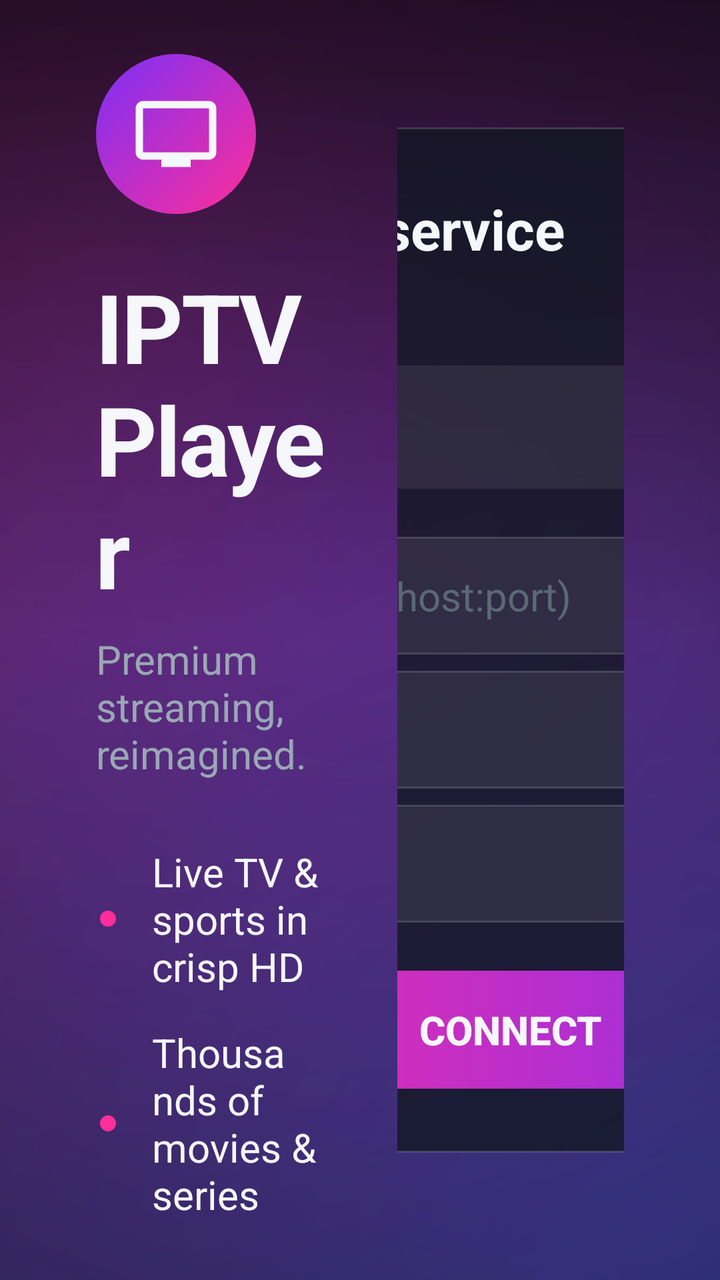
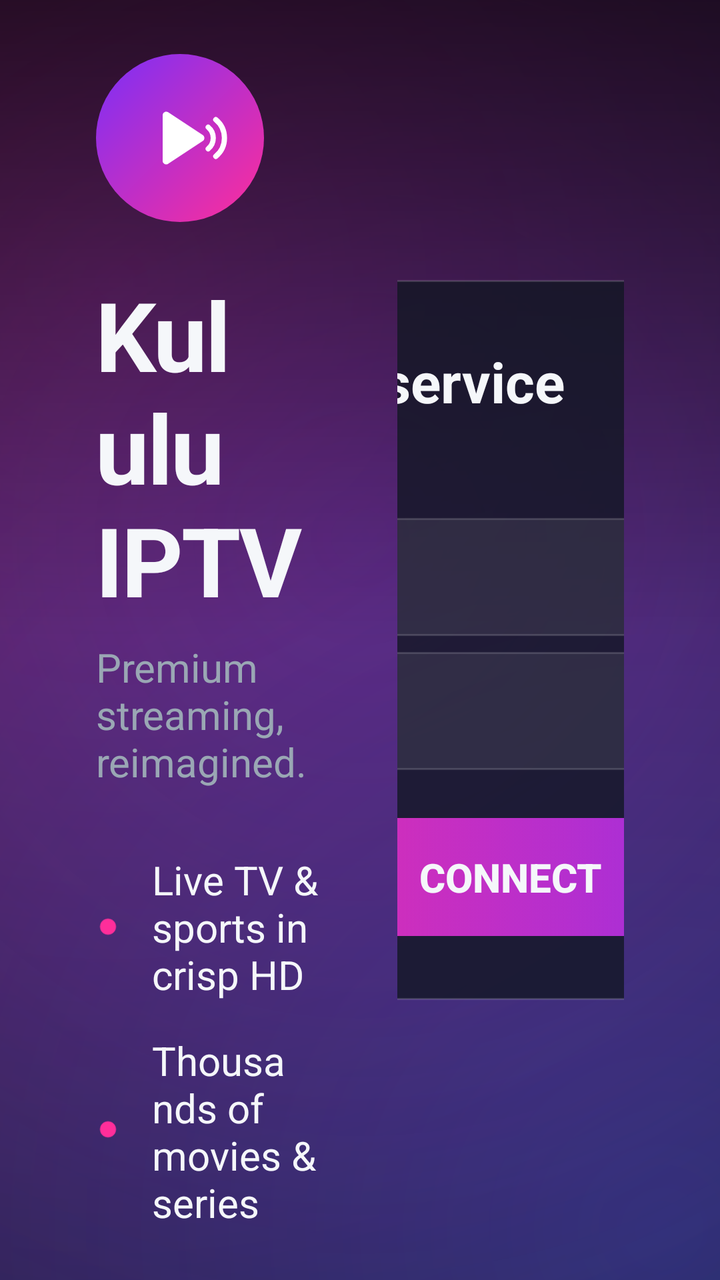

Before-and-after screenshots of an Android layout around one commit, followed by the original layout XML and the change that was made.
<!-- AndroidManifest.xml: application theme Theme.IptvPlayer -->
<!-- res/layout/activity_login.xml -->
<?xml version="1.0" encoding="utf-8"?>
<FrameLayout xmlns:android="http://schemas.android.com/apk/res/android"
    android:layout_width="match_parent"
    android:layout_height="match_parent"
    android:background="@drawable/bg_login_aurora">

    <LinearLayout
        android:layout_width="match_parent"
        android:layout_height="match_parent"
        android:orientation="horizontal"
        android:gravity="center_vertical"
        android:paddingHorizontal="@dimen/safe_area_h"
        android:paddingVertical="@dimen/safe_area_v">

        
        <LinearLayout
            android:layout_width="0dp"
            android:layout_height="wrap_content"
            android:layout_weight="1.05"
            android:orientation="vertical"
            android:layout_marginEnd="@dimen/space_xl">

            <ImageView
                android:layout_width="80dp"
                android:layout_height="80dp"
                android:background="@drawable/bg_logo_badge"
                android:padding="18dp"
                android:src="@drawable/ic_tv"
                android:tint="@color/text_primary"
                android:contentDescription="@string/app_name" />

            <TextView
                android:layout_width="wrap_content"
                android:layout_height="wrap_content"
                android:text="@string/app_name"
                android:textColor="@color/text_primary"
                android:textSize="48sp"
                android:textStyle="bold"
                android:letterSpacing="-0.02"
                android:layout_marginTop="@dimen/space_l" />

            <TextView
                android:layout_width="wrap_content"
                android:layout_height="wrap_content"
                android:text="@string/app_tagline"
                android:textColor="@color/text_secondary"
                android:textSize="@dimen/text_body"
                android:layout_marginTop="@dimen/space_s" />

            
            <LinearLayout
                android:layout_width="wrap_content"
                android:layout_height="wrap_content"
                android:orientation="vertical"
                android:layout_marginTop="@dimen/space_xl">

                <TextView
                    style="@style/Widget.Iptv.Feature"
                    android:text="@string/feature_live" />

                <TextView
                    style="@style/Widget.Iptv.Feature"
                    android:layout_marginTop="@dimen/space_m"
                    android:text="@string/feature_vod" />

                <TextView
                    style="@style/Widget.Iptv.Feature"
                    android:layout_marginTop="@dimen/space_m"
                    android:text="@string/feature_multi" />
            </LinearLayout>
        </LinearLayout>

        
        <ScrollView
            android:layout_width="0dp"
            android:layout_height="match_parent"
            android:layout_weight="1"
            android:fillViewport="true">

            <LinearLayout
                android:layout_width="match_parent"
                android:layout_height="wrap_content"
                android:minHeight="0dp"
                android:gravity="center"
                android:orientation="vertical">

                <LinearLayout
                    android:layout_width="540dp"
                    android:layout_height="wrap_content"
                    android:orientation="vertical"
                    android:background="@drawable/bg_glass_card"
                    android:padding="@dimen/space_xl">

                    <TextView
                        android:layout_width="wrap_content"
                        android:layout_height="wrap_content"
                        android:text="@string/login_title"
                        android:textColor="@color/text_primary"
                        android:textSize="@dimen/text_title"
                        android:textStyle="bold" />

                    <TextView
                        android:layout_width="wrap_content"
                        android:layout_height="wrap_content"
                        android:text="@string/login_subtitle"
                        android:textColor="@color/text_secondary"
                        android:textSize="@dimen/text_caption"
                        android:layout_marginTop="@dimen/space_xs"
                        android:layout_marginBottom="@dimen/space_l" />

                    
                    <LinearLayout
                        android:layout_width="match_parent"
                        android:layout_height="wrap_content"
                        android:orientation="horizontal"
                        android:background="@drawable/bg_pill_track"
                        android:padding="@dimen/space_xs"
                        android:layout_marginBottom="@dimen/space_l">

                        <TextView
                            android:id="@+id/tabXtream"
                            android:layout_width="0dp"
                            android:layout_height="wrap_content"
                            android:layout_weight="1"
                            android:gravity="center"
                            android:text="@string/tab_xtream"
                            android:textColor="@color/text_primary"
                            android:textSize="@dimen/text_caption"
                            android:padding="@dimen/space_m"
                            android:background="@drawable/bg_tab_pill"
                            android:focusable="true"
                            android:layout_marginEnd="@dimen/space_xs" />

                        <TextView
                            android:id="@+id/tabM3u"
                            android:layout_width="0dp"
                            android:layout_height="wrap_content"
                            android:layout_weight="1"
                            android:gravity="center"
                            android:text="@string/tab_m3u"
                            android:textColor="@color/text_primary"
                            android:textSize="@dimen/text_caption"
                            android:padding="@dimen/space_m"
                            android:background="@drawable/bg_tab_pill"
                            android:focusable="true" />
                    </LinearLayout>

                    
                    <LinearLayout
                        android:id="@+id/groupXtream"
                        android:layout_width="match_parent"
                        android:layout_height="wrap_content"
                        android:orientation="vertical">

                        <EditText
                            android:id="@+id/inputServer"
                            style="@style/Widget.Iptv.Input"
                            android:background="@drawable/bg_input_modern"
                            android:layout_width="match_parent"
                            android:layout_height="wrap_content"
                            android:hint="@string/hint_server"
                            android:inputType="textUri"
                            android:layout_marginBottom="@dimen/space_s"
                            android:importantForAutofill="no" />

                        <EditText
                            android:id="@+id/inputUsername"
                            style="@style/Widget.Iptv.Input"
                            android:background="@drawable/bg_input_modern"
                            android:layout_width="match_parent"
                            android:layout_height="wrap_content"
                            android:hint="@string/hint_username"
                            android:inputType="text"
                            android:layout_marginBottom="@dimen/space_s"
                            android:importantForAutofill="no" />

                        <EditText
                            android:id="@+id/inputPassword"
                            style="@style/Widget.Iptv.Input"
                            android:background="@drawable/bg_input_modern"
                            android:layout_width="match_parent"
                            android:layout_height="wrap_content"
                            android:hint="@string/hint_password"
                            android:inputType="textPassword"
                            android:importantForAutofill="no" />
                    </LinearLayout>

                    
                    <LinearLayout
                        android:id="@+id/groupM3u"
                        android:layout_width="match_parent"
                        android:layout_height="wrap_content"
                        android:orientation="vertical"
                        android:visibility="gone">

                        <EditText
                            android:id="@+id/inputM3u"
                            style="@style/Widget.Iptv.Input"
                            android:background="@drawable/bg_input_modern"
                            android:layout_width="match_parent"
                            android:layout_height="wrap_content"
                            android:hint="@string/hint_m3u"
                            android:inputType="textUri"
                            android:importantForAutofill="no" />
                    </LinearLayout>

                    <Button
                        android:id="@+id/btnConnect"
                        style="@style/Widget.Iptv.Button"
                        android:background="@drawable/bg_button_primary"
                        android:textColor="@color/text_primary"
                        android:textStyle="bold"
                        android:layout_width="match_parent"
                        android:layout_height="wrap_content"
                        android:text="@string/action_connect"
                        android:layout_marginTop="@dimen/space_l" />

                    <ProgressBar
                        android:id="@+id/progress"
                        android:layout_width="wrap_content"
                        android:layout_height="wrap_content"
                        android:layout_gravity="center_horizontal"
                        android:layout_marginTop="@dimen/space_m"
                        android:visibility="gone" />
                </LinearLayout>
            </LinearLayout>
        </ScrollView>
    </LinearLayout>
</FrameLayout>
<!-- resources referenced by this layout -->
<resources>
  <color name="text_primary">#F5F7FA</color>
  <color name="text_secondary">#9AA7B4</color>
  <dimen name="safe_area_h">48dp</dimen>
  <dimen name="safe_area_v">27dp</dimen>
  <dimen name="space_l">24dp</dimen>
  <dimen name="space_m">16dp</dimen>
  <dimen name="space_s">8dp</dimen>
  <dimen name="space_xl">32dp</dimen>
  <dimen name="space_xs">4dp</dimen>
  <dimen name="text_body">20sp</dimen>
  <dimen name="text_caption">16sp</dimen>
  <dimen name="text_title">28sp</dimen>
  <!-- drawable bg_pill_track (drawable) -->
  <?xml version="1.0" encoding="utf-8"?>
  <shape xmlns:android="http://schemas.android.com/apk/res/android" android:shape="rectangle">
      <solid android:color="@color/glass_track" />
      <corners android:radius="14dp" />
  </shape>
  <!-- drawable bg_tab_pill (drawable) -->
  <?xml version="1.0" encoding="utf-8"?>
  <selector xmlns:android="http://schemas.android.com/apk/res/android">
      <item android:state_selected="true" android:state_focused="true">
          <shape android:shape="rectangle">
              <gradient
                  android:angle="0"
                  android:startColor="@color/brand_magenta"
                  android:endColor="@color/brand_purple" />
              <corners android:radius="12dp" />
              <stroke android:width="2dp" android:color="@color/text_primary" />
          </shape>
      </item>
      <item android:state_selected="true">
          <shape android:shape="rectangle">
              <gradient
                  android:angle="0"
                  android:startColor="@color/brand_magenta"
                  android:endColor="@color/brand_purple" />
              <corners android:radius="12dp" />
          </shape>
      </item>
      <item android:state_focused="true">
          <shape android:shape="rectangle">
              <solid android:color="@color/glass_input_focused" />
              <corners android:radius="12dp" />
              <stroke android:width="2dp" android:color="@color/brand_magenta" />
          </shape>
      </item>
      <item>
          <shape android:shape="rectangle">
              <solid android:color="@android:color/transparent" />
              <corners android:radius="12dp" />
          </shape>
      </item>
  </selector>
  <!-- drawable ic_tv (drawable) -->
  <?xml version="1.0" encoding="utf-8"?>
  <vector xmlns:android="http://schemas.android.com/apk/res/android"
      android:width="48dp"
      android:height="48dp"
      android:viewportWidth="24"
      android:viewportHeight="24"
      android:tint="@color/accent">
      <path
          android:fillColor="@android:color/white"
          android:pathData="M21,3L3,3c-1.1,0 -2,0.9 -2,2v12c0,1.1 0.9,2 2,2h5v2h8v-2h5c1.1,0 2,-0.9 2,-2L23,5c0,-1.1 -0.9,-2 -2,-2zM21,17L3,17L3,5h18v12z" />
  </vector>
  <string name="action_connect">Connect</string>
  <string name="app_name">IPTV Player</string>
  <string name="hint_m3u">M3U playlist URL</string>
  <string name="hint_password">Password</string>
  <string name="hint_server">Server URL (http://host:port)</string>
  <string name="hint_username">Username</string>
  <string name="login_title">Connect your service</string>
  <string name="tab_m3u">M3U Playlist</string>
  <string name="tab_xtream">Xtream Codes</string>
  <color name="brand_pink">#FF5FB0</color>
  <color name="brand_magenta">#FF2E9A</color>
  <color name="brand_purple">#7B2FF7</color>
  <color name="glass_card">#CC121723</color>
  <color name="glass_stroke">#26FFFFFF</color>
  <color name="glass_input_focused">#24FFFFFF</color>
  <color name="glass_input">#14FFFFFF</color>
  <color name="brand_cinematic">#07090F</color>
  <color name="glass_track">#14FFFFFF</color>
  <color name="accent">#3DA9FC</color>
  <color name="text_muted">#5B6877</color>
  <color name="bg_root">#0E1116</color>
  <dimen name="card_radius">10dp</dimen>
  <dimen name="focus_stroke">2dp</dimen>
  <color name="accent_dim">#1E5F8C</color>
  <color name="bg_card">#1C232D</color>
  <color name="bg_card_focused">#2A3340</color>
  <color name="focus_border">#3DA9FC</color>
  <!-- unchanged entries left out for length: 17 -->
</resources>

<!-- the commit's change to res/layout/activity_login.xml (unified diff, before → after) -->
@@ -21,12 +21,11 @@
             android:layout_marginEnd="@dimen/space_xl">
 
             <ImageView
-                android:layout_width="80dp"
-                android:layout_height="80dp"
+                android:layout_width="84dp"
+                android:layout_height="84dp"
                 android:background="@drawable/bg_logo_badge"
-                android:padding="18dp"
-                android:src="@drawable/ic_tv"
-                android:tint="@color/text_primary"
+                android:padding="16dp"
+                android:src="@drawable/ic_kululu_logo"
                 android:contentDescription="@string/app_name" />
 
             <TextView
@@ -108,101 +107,26 @@
                         android:layout_marginTop="@dimen/space_xs"
                         android:layout_marginBottom="@dimen/space_l" />
 
-                    
-                    <LinearLayout
+                    <EditText
+                        android:id="@+id/inputUsername"
+                        style="@style/Widget.Iptv.Input"
+                        android:background="@drawable/bg_input_modern"
                         android:layout_width="match_parent"
                         android:layout_height="wrap_content"
-                        android:orientation="horizontal"
-                        android:background="@drawable/bg_pill_track"
-                        android:padding="@dimen/space_xs"
-                        android:layout_marginBottom="@dimen/space_l">
+                        android:hint="@string/hint_username"
+                        android:inputType="text"
+                        android:layout_marginBottom="@dimen/space_s"
+                        android:importantForAutofill="no" />
 
-                        <TextView
-                            android:id="@+id/tabXtream"
-                            android:layout_width="0dp"
-                            android:layout_height="wrap_content"
-                            android:layout_weight="1"
-                            android:gravity="center"
-                            android:text="@string/tab_xtream"
-                            android:textColor="@color/text_primary"
-                            android:textSize="@dimen/text_caption"
-                            android:padding="@dimen/space_m"
-                            android:background="@drawable/bg_tab_pill"
-                            android:focusable="true"
-                            android:layout_marginEnd="@dimen/space_xs" />
-
-                        <TextView
-                            android:id="@+id/tabM3u"
-                            android:layout_width="0dp"
-                            android:layout_height="wrap_content"
-                            android:layout_weight="1"
-                            android:gravity="center"
-                            android:text="@string/tab_m3u"
-                            android:textColor="@color/text_primary"
-                            android:textSize="@dimen/text_caption"
-                            android:padding="@dimen/space_m"
-                            android:background="@drawable/bg_tab_pill"
-                            android:focusable="true" />
-                    </LinearLayout>
-
-                    
-                    <LinearLayout
-                        android:id="@+id/groupXtream"
+                    <EditText
+                        android:id="@+id/inputPassword"
+                        style="@style/Widget.Iptv.Input"
+                        android:background="@drawable/bg_input_modern"
                         android:layout_width="match_parent"
                         android:layout_height="wrap_content"
-                        android:orientation="vertical">
-
-                        <EditText
-                            android:id="@+id/inputServer"
-                            style="@style/Widget.Iptv.Input"
-                            android:background="@drawable/bg_input_modern"
-                            android:layout_width="match_parent"
-                            android:layout_height="wrap_content"
-                            android:hint="@string/hint_server"
-                            android:inputType="textUri"
-                            android:layout_marginBottom="@dimen/space_s"
-                            android:importantForAutofill="no" />
-
-                        <EditText
-                            android:id="@+id/inputUsername"
-                            style="@style/Widget.Iptv.Input"
-                            android:background="@drawable/bg_input_modern"
-                            android:layout_width="match_parent"
-                            android:layout_height="wrap_content"
-                            android:hint="@string/hint_username"
-                            android:inputType="text"
-                            android:layout_marginBottom="@dimen/space_s"
-                            android:importantForAutofill="no" />
-
-                        <EditText
-                            android:id="@+id/inputPassword"
-                            style="@style/Widget.Iptv.Input"
-                            android:background="@drawable/bg_input_modern"
-                            android:layout_width="match_parent"
-                            android:layout_height="wrap_content"
-                            android:hint="@string/hint_password"
-                            android:inputType="textPassword"
-                            android:importantForAutofill="no" />
-                    </LinearLayout>
-
-                    
-                    <LinearLayout
-                        android:id="@+id/groupM3u"
-                        android:layout_width="match_parent"
-                        android:layout_height="wrap_content"
-                        android:orientation="vertical"
-                        android:visibility="gone">
-
-                        <EditText
-                            android:id="@+id/inputM3u"
-                            style="@style/Widget.Iptv.Input"
-                            android:background="@drawable/bg_input_modern"
-                            android:layout_width="match_parent"
-                            android:layout_height="wrap_content"
-                            android:hint="@string/hint_m3u"
-                            android:inputType="textUri"
-                            android:importantForAutofill="no" />
-                    </LinearLayout>
+                        android:hint="@string/hint_password"
+                        android:inputType="textPassword"
+                        android:importantForAutofill="no" />
 
                     <Button
                         android:id="@+id/btnConnect"
<!-- resource entries referenced after the edit -->
@@ -12,69 +12,37 @@
   <dimen name="text_body">20sp</dimen>
   <dimen name="text_caption">16sp</dimen>
   <dimen name="text_title">28sp</dimen>
-  <!-- drawable bg_pill_track (drawable) -->
-  <?xml version="1.0" encoding="utf-8"?>
-  <shape xmlns:android="http://schemas.android.com/apk/res/android" android:shape="rectangle">
-      <solid android:color="@color/glass_track" />
-      <corners android:radius="14dp" />
-  </shape>
-  <!-- drawable bg_tab_pill (drawable) -->
-  <?xml version="1.0" encoding="utf-8"?>
-  <selector xmlns:android="http://schemas.android.com/apk/res/android">
-      <item android:state_selected="true" android:state_focused="true">
-          <shape android:shape="rectangle">
-              <gradient
-                  android:angle="0"
-                  android:startColor="@color/brand_magenta"
-                  android:endColor="@color/brand_purple" />
-              <corners android:radius="12dp" />
-              <stroke android:width="2dp" android:color="@color/text_primary" />
-          </shape>
-      </item>
-      <item android:state_selected="true">
-          <shape android:shape="rectangle">
-              <gradient
-                  android:angle="0"
-                  android:startColor="@color/brand_magenta"
-                  android:endColor="@color/brand_purple" />
-              <corners android:radius="12dp" />
-          </shape>
-      </item>
-      <item android:state_focused="true">
-          <shape android:shape="rectangle">
-              <solid android:color="@color/glass_input_focused" />
-              <corners android:radius="12dp" />
-              <stroke android:width="2dp" android:color="@color/brand_magenta" />
-          </shape>
-      </item>
-      <item>
-          <shape android:shape="rectangle">
-              <solid android:color="@android:color/transparent" />
-              <corners android:radius="12dp" />
-          </shape>
-      </item>
-  </selector>
-  <!-- drawable ic_tv (drawable) -->
+  <!-- drawable ic_kululu_logo (drawable) -->
   <?xml version="1.0" encoding="utf-8"?>
   <vector xmlns:android="http://schemas.android.com/apk/res/android"
       android:width="48dp"
       android:height="48dp"
-      android:viewportWidth="24"
-      android:viewportHeight="24"
-      android:tint="@color/accent">
+      android:viewportWidth="48"
+      android:viewportHeight="48">
+      
       <path
-          android:fillColor="@android:color/white"
-          android:pathData="M21,3L3,3c-1.1,0 -2,0.9 -2,2v12c0,1.1 0.9,2 2,2h5v2h8v-2h5c1.1,0 2,-0.9 2,-2L23,5c0,-1.1 -0.9,-2 -2,-2zM21,17L3,17L3,5h18v12z" />
+          android:fillColor="#FFFFFF"
+          android:pathData="M16,13.5 L16,34.5 C16,35.8 17.4,36.6 18.5,35.9 L34.5,25.4 C35.5,24.7 35.5,23.3 34.5,22.6 L18.5,12.1 C17.4,11.4 16,12.2 16,13.5 Z" />
+      
+      <path
+          android:strokeColor="#FFFFFF"
+          android:strokeWidth="2.4"
+          android:strokeLineCap="round"
+          android:fillColor="#00000000"
+          android:pathData="M37,19 A6.5,6.5 0 0 1 37,29" />
+      
+      <path
+          android:strokeColor="#FFFFFF"
+          android:strokeWidth="2.4"
+          android:strokeLineCap="round"
+          android:fillColor="#00000000"
+          android:pathData="M40.5,15.5 A11,11 0 0 1 40.5,32.5" />
   </vector>
   <string name="action_connect">Connect</string>
-  <string name="app_name">IPTV Player</string>
-  <string name="hint_m3u">M3U playlist URL</string>
+  <string name="app_name">Kululu IPTV</string>
   <string name="hint_password">Password</string>
-  <string name="hint_server">Server URL (http://host:port)</string>
   <string name="hint_username">Username</string>
   <string name="login_title">Connect your service</string>
-  <string name="tab_m3u">M3U Playlist</string>
-  <string name="tab_xtream">Xtream Codes</string>
   <color name="brand_pink">#FF5FB0</color>
   <color name="brand_magenta">#FF2E9A</color>
   <color name="brand_purple">#7B2FF7</color>
@@ -83,7 +51,6 @@
   <color name="glass_input_focused">#24FFFFFF</color>
   <color name="glass_input">#14FFFFFF</color>
   <color name="brand_cinematic">#07090F</color>
-  <color name="glass_track">#14FFFFFF</color>
   <color name="accent">#3DA9FC</color>
   <color name="text_muted">#5B6877</color>
   <color name="bg_root">#0E1116</color>
